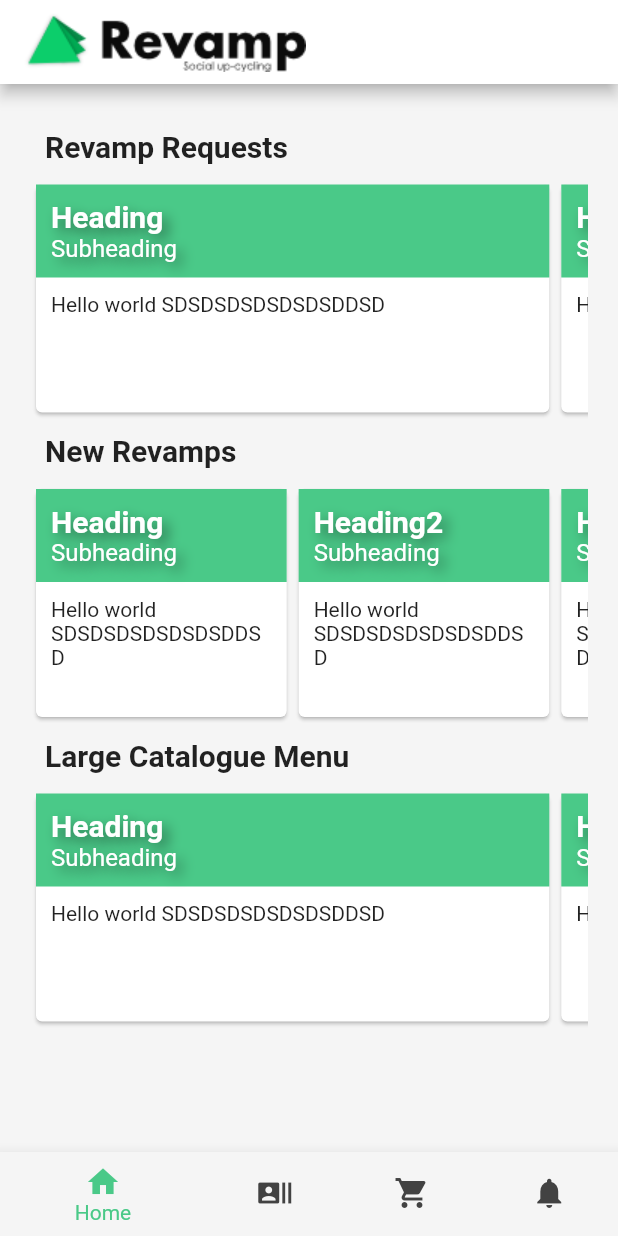
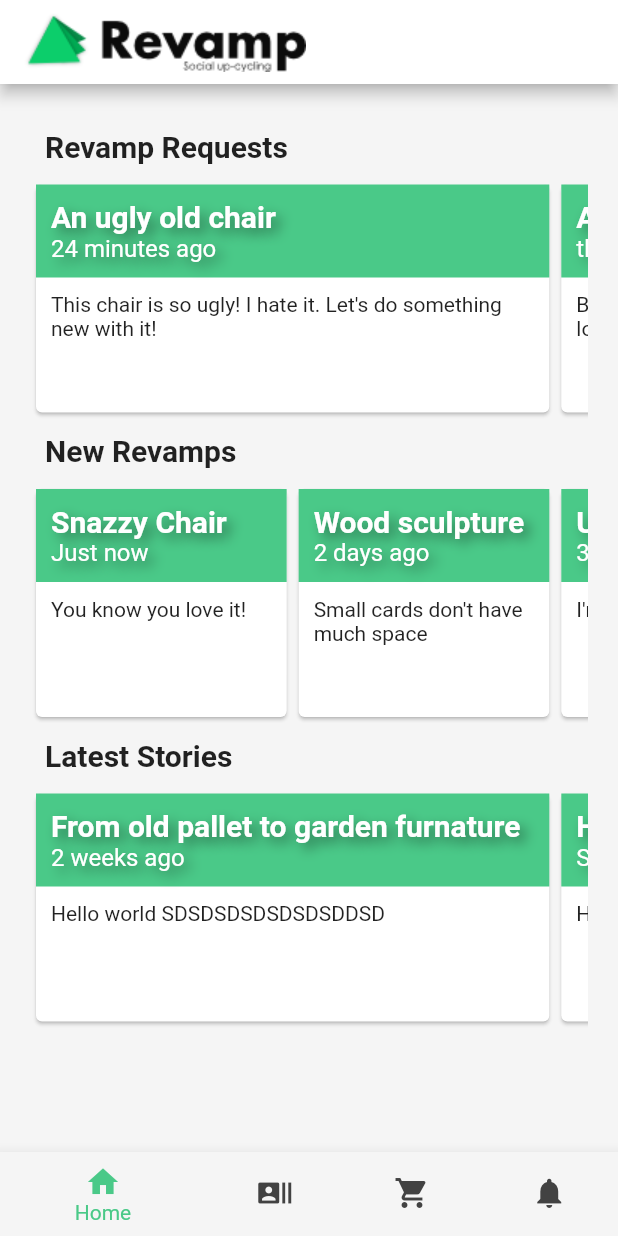
Before and after one commit to DR-DinoMight/revamp_flutter, a Flutter app: the screen it shows after launch, on a phone screen of 412 x 824 dp. Run offline on Flutter 3.47's test engine with Material 2 defaults, Android fonts, the phone set to English and light mode, and no system bars.

Commit message:
Added some titles to the home page
Wanted to see what works with the space available.

```diff
--- a/lib/screens/homepage.dart
+++ b/lib/screens/homepage.dart
@@ -29,29 +29,30 @@ class _HomepageState extends State<Homepage> {
               RvCard(
                 size: RvCardSize.large,
                 header: CardHeaderText(
-                    heading: "Heading", subHeading: "Subheading"),
+                    heading: "An ugly old chair", subHeading: "24 minutes ago"),
                 body: Padding(
                   padding: RvEdgeInsets.cardContent,
                   child: Text(
-                    "Hello world SDSDSDSDSDSDSDDSD",
+                    "This chair is so ugly! I hate it. Let's do something new with it!",
                   ),
                 ),
               ),
               RvCard(
                 size: RvCardSize.large,
                 header: CardHeaderText(
-                    heading: "Heading2", subHeading: "Subheading"),
+                    heading: "A 70's style floural dress",
+                    subHeading: "three hours ago"),
                 body: Padding(
                   padding: RvEdgeInsets.cardContent,
                   child: Text(
-                    "Hello world SDSDSDSDSDSDSDDSD",
+                    "Back in the 70’s this was the height of fashion. I’d love to see this dress restored to its former glory.",
                   ),
                 ),
               ),
               RvCard(
                 size: RvCardSize.large,
                 header: CardHeaderText(
-                    heading: "Heading3", subHeading: "Subheading"),
+                    heading: "An old garden table", subHeading: "one week ago"),
                 body: Padding(
                   padding: RvEdgeInsets.cardContent,
                   child: Text(
@@ -67,45 +68,46 @@ class _HomepageState extends State<Homepage> {
               RvCard(
                 size: RvCardSize.small,
                 header: CardHeaderText(
-                    heading: "Heading", subHeading: "Subheading"),
+                    heading: "Snazzy Chair", subHeading: "Just now"),
                 body: Padding(
                   padding: RvEdgeInsets.cardContent,
                   child: Text(
-                    "Hello world SDSDSDSDSDSDSDDSD",
+                    "You know you love it!",
                   ),
                 ),
               ),
               RvCard(
                 size: RvCardSize.small,
                 header: CardHeaderText(
-                    heading: "Heading2", subHeading: "Subheading"),
+                    heading: "Wood sculpture", subHeading: "2 days ago"),
                 body: Padding(
                   padding: RvEdgeInsets.cardContent,
                   child: Text(
-                    "Hello world SDSDSDSDSDSDSDDSD",
+                    "Small cards don't have much space",
                   ),
                 ),
               ),
               RvCard(
                 size: RvCardSize.small,
                 header: CardHeaderText(
-                    heading: "Heading3", subHeading: "Subheading"),
+                    heading: "USB Desk Fan", subHeading: "3 days ago"),
                 body: Padding(
                   padding: RvEdgeInsets.cardContent,
                   child: Text(
-                    "Hello world SDSDSDSDSDSDSDDSD",
+                    "I'm running out of ideas",
                   ),
                 ),
               ),
             ],
           ),
           RvCardListContainer(
-            title: 'Large Catalogue Menu',
+            title: 'Latest Stories',
             cards: [
               RvCard(
                 size: RvCardSize.large,
                 header: CardHeaderText(
-                    heading: "Heading", subHeading: "Subheading"),
+                    heading: "From old pallet to garden furnature",
+                    subHeading: "2 weeks ago"),
                 body: Padding(
                   padding: RvEdgeInsets.cardContent,
                   child: Text(
```
